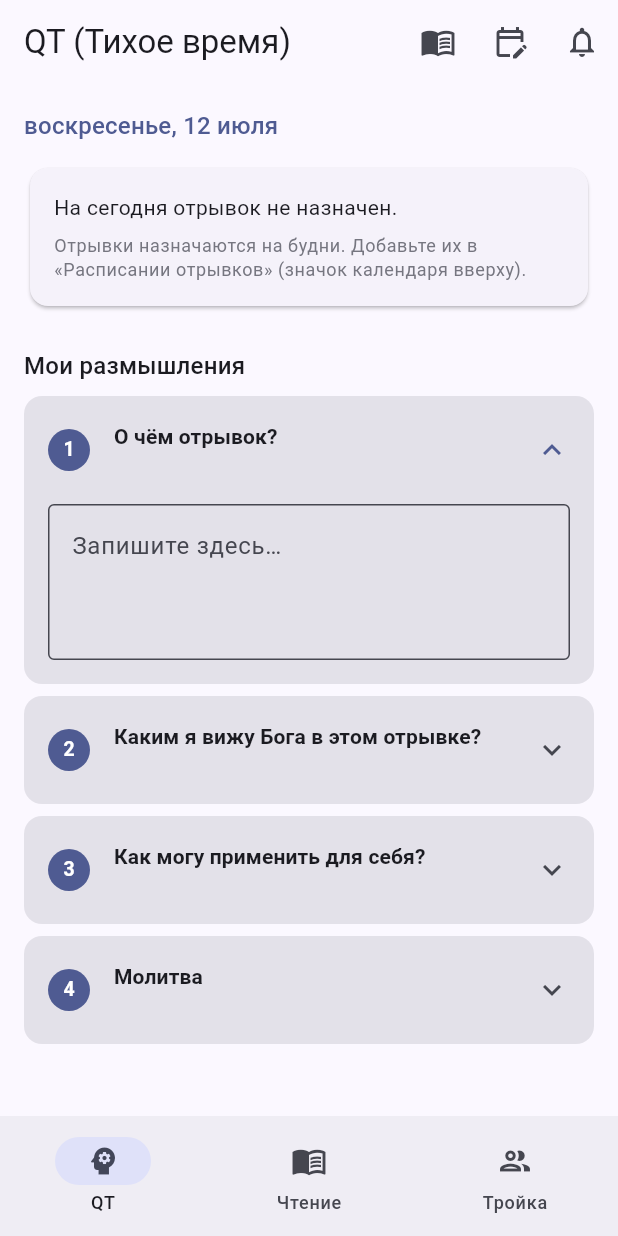
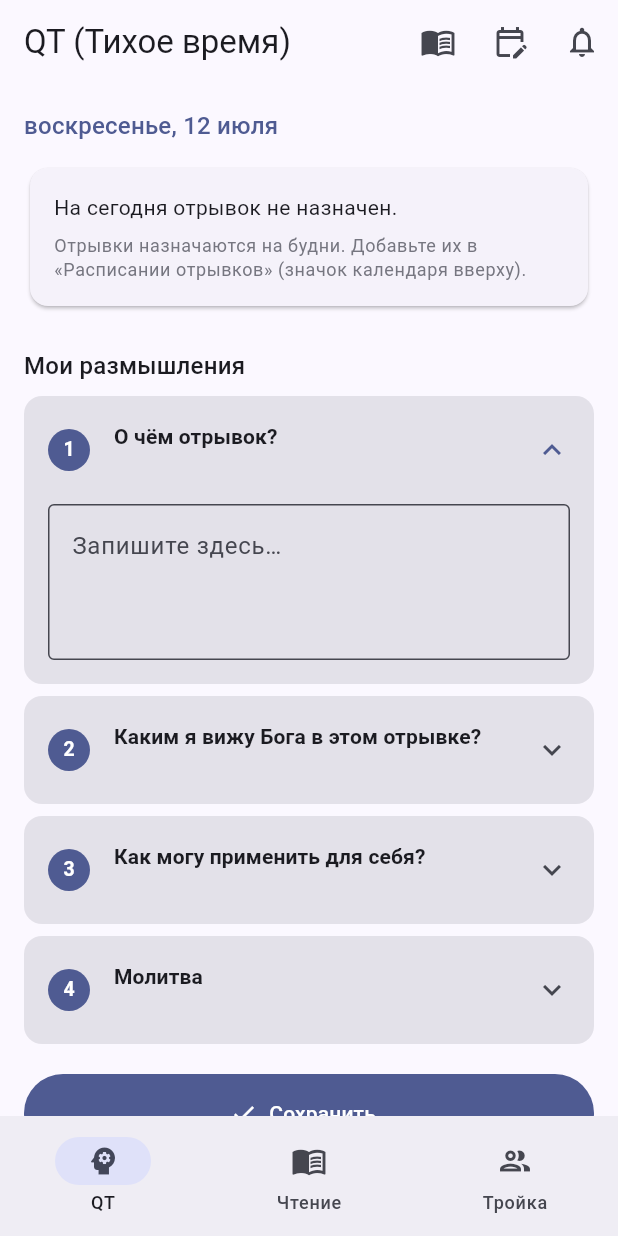
Before and after one commit to maxxim9412/windows_app, a Flutter app: the screen it shows once a user with an empty profile is signed in, on a phone screen of 412 x 824 dp. Run offline on Flutter 3.47's test engine with Material 3 defaults, Android fonts, the phone set to English and light mode, and no system bars; our stand-ins replace cloud_firestore, firebase_auth, firebase_core, flutter_local_notifications, shared_preferences, sqflite and 1 more; accounts and stored records are empty.

Commit message:
QT: вернул кнопку «Сохранить» с откликом на самой кнопке (без подписи)
Co-Authored-By: Claude Opus 4.8 <noreply@anthropic.com>

```diff
--- a/lib/screens/home_screen.dart
+++ b/lib/screens/home_screen.dart
@@ -27,6 +27,7 @@ class _HomeScreenState extends State<HomeScreen> {
   Passage? _passage;
   List<({int verse, String text})> _verses = const [];
   bool _loading = true;
+  bool _justSaved = false;
   Timer? _debounce;
 
   @override
@@ -71,6 +72,16 @@ class _HomeScreenState extends State<HomeScreen> {
   Future<void> _saveNote() async {
     final answers = _controllers.map((c) => c.text).toList();
     await NotesRepository.instance.save(_today, answers);
+  }
+
+  Future<void> _saveNow() async {
+    _debounce?.cancel();
+    await _saveNote();
+    if (!mounted) return;
+    setState(() => _justSaved = true);
+    Future.delayed(const Duration(seconds: 2), () {
+      if (mounted) setState(() => _justSaved = false);
+    });
   }
 
   @override
@@ -119,6 +130,14 @@ class _HomeScreenState extends State<HomeScreen> {
                 Text('Мои размышления', style: theme.textTheme.titleMedium),
                 const SizedBox(height: 8),
                 ...List.generate(kNoteFieldCount, _buildQuestionTile),
+                const SizedBox(height: 12),
+                FilledButton.icon(
+                  onPressed: _saveNow,
+                  icon: Icon(_justSaved ? Icons.check_circle : Icons.check),
+                  label: Text(_justSaved ? 'Сохранено' : 'Сохранить'),
+                  style: FilledButton.styleFrom(
+                      minimumSize: const Size.fromHeight(52)),
+                ),
                 const SizedBox(height: 32),
               ],
             ),
```
